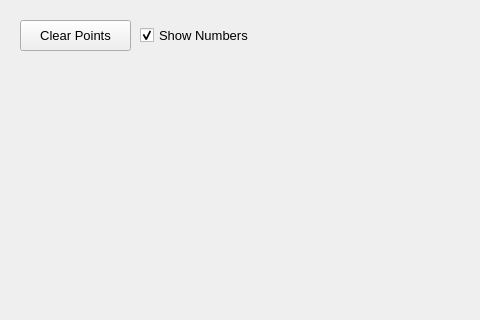
This is mountwizzard/gui/hemisphere_dialog_ui.ui in sayitfast/MountWizzard3 as Qt 5 draws it before an edit; both pictures show x 0 to 480 and y 0 to 320 of the 791 by 641 pixel window. The edited form follows.
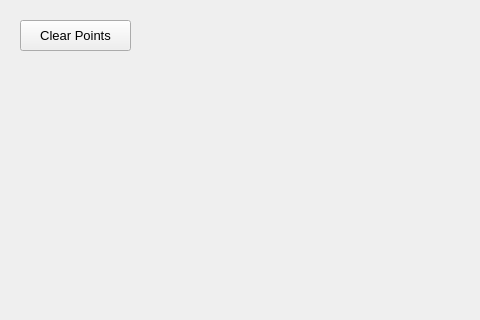
This is the edited form.

```diff
--- a/mountwizzard/gui/hemisphere_dialog_ui.ui
+++ b/mountwizzard/gui/hemisphere_dialog_ui.ui
@@ -58,33 +58,6 @@
     <string>Clear Points</string>
    </property>
   </widget>
-  <widget class="QCheckBox" name="checkShowNumbers">
-   <property name="geometry">
-    <rect>
-     <x>140</x>
-     <y>20</y>
-     <width>111</width>
-     <height>31</height>
-    </rect>
-   </property>
-   <property name="font">
-    <font>
-     <pointsize>10</pointsize>
-    </font>
-   </property>
-   <property name="toolTip">
-    <string>&lt;html&gt;&lt;head/&gt;&lt;body&gt;&lt;p&gt;Checked if you would like to see the tracking line and flip time in the window&lt;/p&gt;&lt;/body&gt;&lt;/html&gt;</string>
-   </property>
-   <property name="layoutDirection">
-    <enum>Qt::LeftToRight</enum>
-   </property>
-   <property name="text">
-    <string>Show Numbers</string>
-   </property>
-   <property name="checked">
-    <bool>true</bool>
-   </property>
-  </widget>
   <widget class="QLabel" name="hemisphereBackground">
    <property name="geometry">
     <rect>
```
Left out of the diff: 1 changed line with no effect on the pictures.
